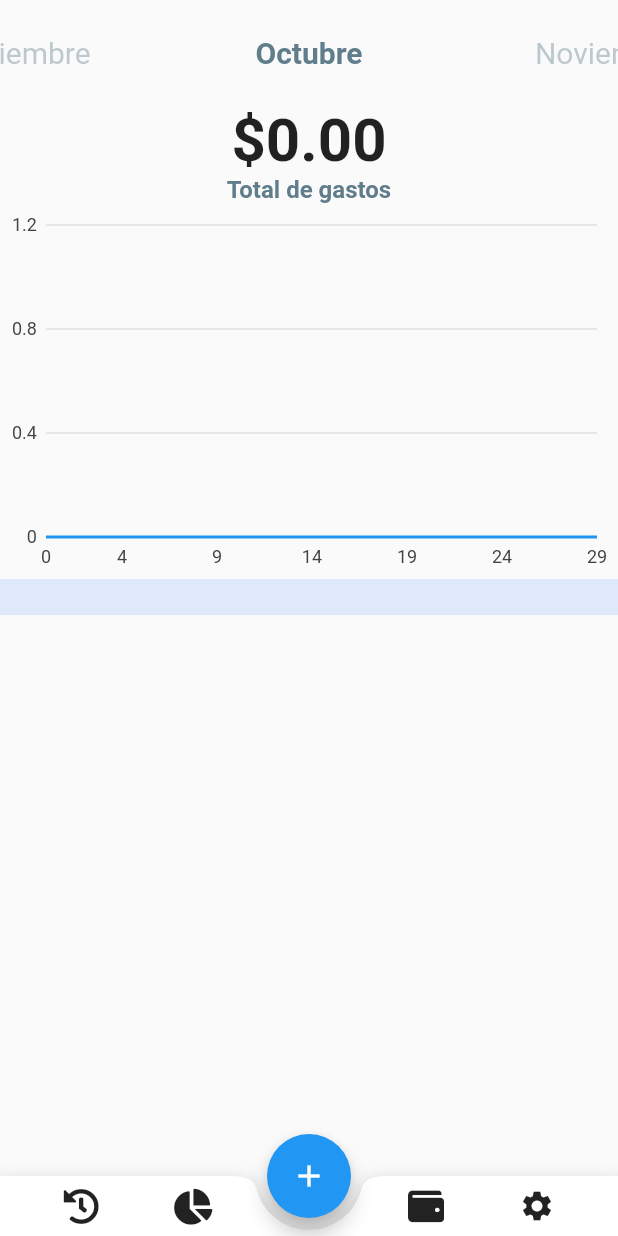
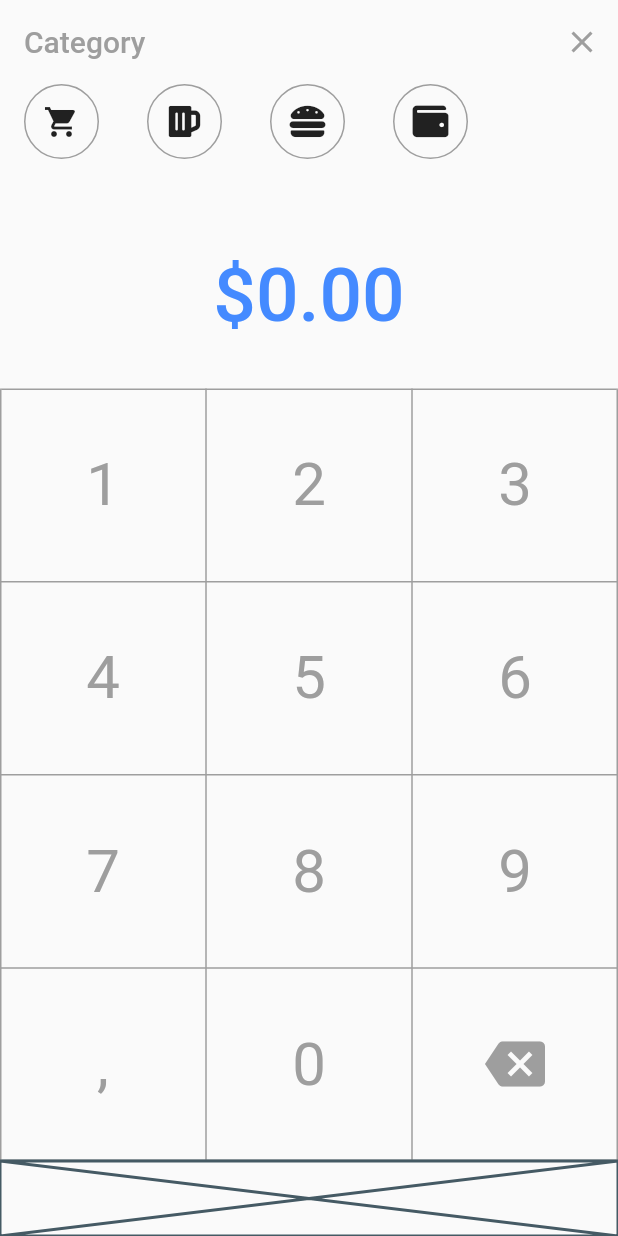
Before and after one commit to JoaquinCulasso/App_Gastos, a Flutter app: the screen it shows after launch, after a tap on the "add" icon, on a phone screen of 412 x 824 dp. Run offline on Flutter 3.47's test engine with Material 2 defaults, Android fonts, the phone set to English and light mode, and no system bars; our stand-ins replace charts_flutter, cloud_firestore, font_awesome_flutter; accounts and stored records are empty.

Commit message:
vista para agregar gastos

```diff
--- /dev/null
+++ b/lib/Controllers/category_selection_widget.dart
@@ -0,0 +1,77 @@
+import 'package:flutter/material.dart';
+
+class CategorySelectionWidget extends StatefulWidget {
+  final Map<String, IconData> categories;
+  final Function(String) onValueChanged;
+
+  const CategorySelectionWidget({Key key, this.categories, this.onValueChanged})
+      : super(key: key);
+
+  @override
+  _CategorySelectionWidgetState createState() =>
+      _CategorySelectionWidgetState();
+}
+
+class CategoryWidget extends StatelessWidget {
+  final String name;
+  final IconData icon;
+  final bool selectedItem;
+
+  const CategoryWidget({Key key, this.name, this.icon, this.selectedItem})
+      : super(key: key);
+
+  @override
+  Widget build(BuildContext context) {
+    return Padding(
+      padding: const EdgeInsets.symmetric(horizontal: 16.0),
+      child: Column(
+        children: <Widget>[
+          Container(
+            height: 50,
+            width: 50,
+            decoration: BoxDecoration(
+              borderRadius: BorderRadius.circular(25.0),
+              border: Border.all(
+                color: selectedItem ? Colors.blueAccent : Colors.grey,
+                width: selectedItem ? 3.0 : 1.0,
+              ),
+            ),
+            child: Icon(icon),
+          ),
+        ],
+      ),
+    );
+  }
+}
+
+class _CategorySelectionWidgetState extends State<CategorySelectionWidget> {
+  String currentItem = "";
+
+  @override
+  Widget build(BuildContext context) {
+    var widgets = <Widget>[];
+
+    widget.categories.forEach(
+      (name, icon) {
+        widgets.add(GestureDetector(
+          onTap: () {
+            setState(() {
+              currentItem = name;
+            });
+            widget.onValueChanged(name);
+          },
+          child: CategoryWidget(
+            name: name,
+            icon: icon,
+            selectedItem: name == currentItem,
+          ),
+        ));
+      },
+    );
+
+    return ListView(
+      scrollDirection: Axis.horizontal,
+      children: widgets,
+    );
+  }
+}
--- /dev/null
+++ b/lib/Views/AddPages.dart
@@ -0,0 +1,153 @@
+import 'package:expenses/Controllers/category_selection_widget.dart';
+import 'package:flutter/material.dart';
+import 'package:font_awesome_flutter/font_awesome_flutter.dart';
+
+class AddPages extends StatefulWidget {
+  @override
+  _AddPagesState createState() => _AddPagesState();
+}
+
+class _AddPagesState extends State<AddPages> {
+  String category;
+  double value = 0;
+
+  @override
+  Widget build(BuildContext context) {
+    return Scaffold(
+      appBar: AppBar(
+        automaticallyImplyLeading: false,
+        backgroundColor: Colors.transparent,
+        elevation: 0.0,
+        title: Text(
+          'Category',
+          style: TextStyle(
+            color: Colors.grey,
+          ),
+        ),
+        centerTitle: false,
+        actions: <Widget>[
+          IconButton(
+            icon: Icon(
+              Icons.close,
+              color: Colors.grey,
+            ),
+            onPressed: () {
+              Navigator.of(context).pop();
+            },
+          )
+        ],
+      ),
+      body: _body(),
+    );
+  }
+
+  Widget _body() {
+    return Column(
+      children: <Widget>[
+        _categorySelector(),
+        _currentValue(),
+        _numpad(),
+        _submit(),
+      ],
+    );
+  }
+
+  Widget _categorySelector() {
+    return Container(
+      height: 80,
+      child: CategorySelectionWidget(
+        categories: {
+          "Shopping": Icons.shopping_cart,
+          "Alcohol": FontAwesomeIcons.beer,
+          "Fast Food": FontAwesomeIcons.hamburger,
+          "Bills": FontAwesomeIcons.wallet,
+        },
+        onValueChanged: (newCategory) => category = newCategory,
+      ),
+    );
+  }
+
+  Widget _currentValue() {
+    return Padding(
+      padding: const EdgeInsets.symmetric(vertical: 32.0),
+      child: Text(
+        "\$${value.toStringAsFixed(2)}",
+        style: TextStyle(
+          fontSize: 50.0,
+          color: Colors.blueAccent,
+          fontWeight: FontWeight.w500,
+        ),
+      ),
+    );
+  }
+
+  Widget _num(String number, double height) {
+    return Container(
+      height: height,
+      child: Center(
+          child: Text(
+        number,
+        style: TextStyle(
+          fontSize: 40,
+          color: Colors.grey,
+        ),
+      )),
+    );
+  }
+
+  Widget _numpad() {
+    return Expanded(
+      child: LayoutBuilder(
+          builder: (BuildContext context, BoxConstraints constraints) {
+        var height = constraints.biggest.height / 4;
+        return Table(
+          border: TableBorder.all(
+            color: Colors.grey,
+            width: 1.0,
+          ),
+          children: [
+            TableRow(children: [
+              _num("1", height),
+              _num("2", height),
+              _num("3", height),
+            ]),
+            TableRow(
+              children: [
+                _num("4", height),
+                _num("5", height),
+                _num("6", height),
+              ],
+            ),
+            TableRow(
+              children: [
+                _num("7", height),
+                _num("8", height),
+                _num("9", height),
+              ],
+            ),
+            TableRow(
+              children: [
+                _num(",", height),
+                _num("0", height),
+                Container(
+                  height: height,
+                  child: Center(
+                    child: Icon(
+                      Icons.backspace,
+                      color: Colors.grey,
+                      size: 40,
+                    ),
+                  ),
+                )
+              ],
+            ),
+          ],
+        );
+      }),
+    );
+  }
+
+  Widget _submit() => Placeholder(
+        fallbackHeight: 50,
+      );
+}
--- a/lib/Views/HomePage.dart
+++ b/lib/Views/HomePage.dart
@@ -59,7 +59,9 @@ class _HomePageState extends State<HomePage> {
       floatingActionButtonLocation: FloatingActionButtonLocation.centerDocked,
       floatingActionButton: FloatingActionButton(
         child: Icon(Icons.add),
-        onPressed: () {},
+        onPressed: () {
+          Navigator.of(context).pushNamed('/add');
+        },
       ),
       body: _body(),
     );
--- a/lib/main.dart
+++ b/lib/main.dart
@@ -1,3 +1,4 @@
+import 'package:expenses/Views/AddPages.dart';
 import 'package:flutter/material.dart';
 
 import 'Views/HomePage.dart';
@@ -12,7 +13,10 @@ class MyApp extends StatelessWidget {
       theme: ThemeData(
         primarySwatch: Colors.blue,
       ),
-      home: HomePage(),
+      routes: {
+        '/': (BuildContext context) => HomePage(),
+        '/add': (BuildContext context) => AddPages(),
+      },
     );
   }
 }
```
